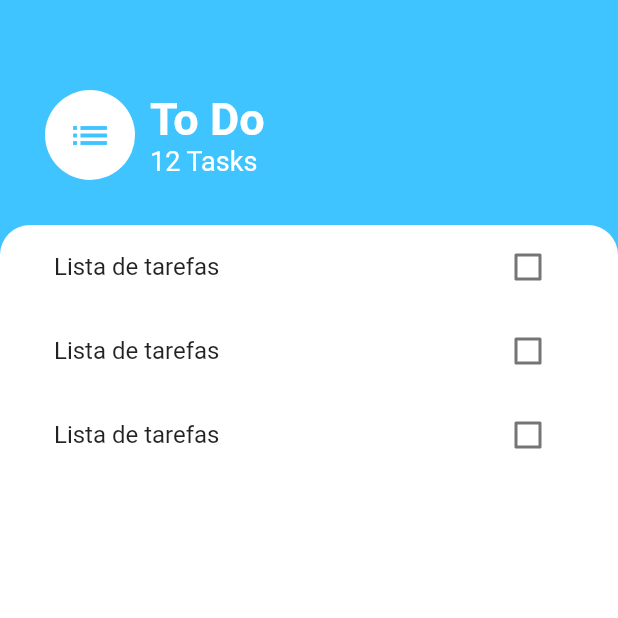
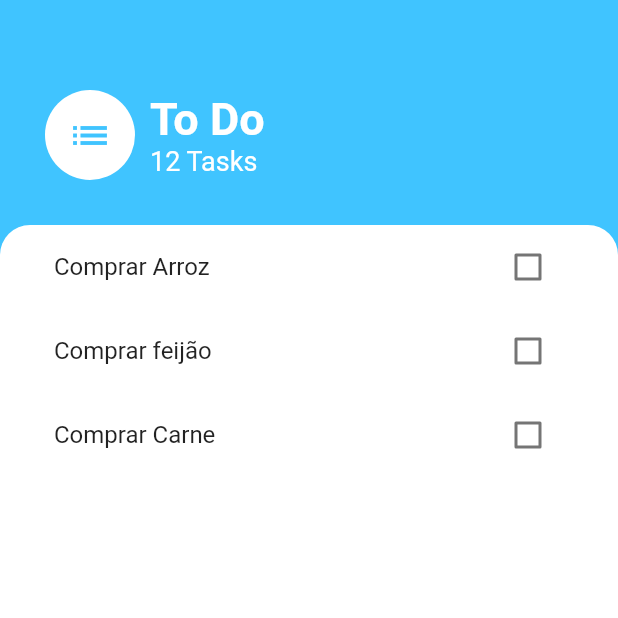
Before and after one commit to Cleber4/to_do_list, a Flutter app: the screen it shows after launch, on a phone screen of 412 x 824 dp, the top half of it. Run offline on Flutter 3.47's test engine with Material 2 defaults, Android fonts, the phone set to English and light mode, and no system bars.

Commit message:
[#05] Add ListView builder

```diff
--- /dev/null
+++ b/lib/models/task.dart
@@ -0,0 +1,10 @@
+class Task {
+  final String name;
+  bool isDone;
+
+  Task({required this.name, this.isDone = false});
+
+  void toggleDone() {
+    isDone = !isDone;
+  }
+}
--- a/lib/widgets/task_list_widget.dart
+++ b/lib/widgets/task_list_widget.dart
@@ -1,15 +1,33 @@
 import 'package:flutter/material.dart';
+import 'package:to_do_list/models/task.dart';
 import 'package:to_do_list/widgets/task_tile_widget.dart';
 
-class TaskList extends StatelessWidget {
+class TaskList extends StatefulWidget {
+  @override
+  _TaskListState createState() => _TaskListState();
+}
+
+class _TaskListState extends State<TaskList> {
+  List<Task> tasks = [
+    Task(name: 'Comprar Arroz'),
+    Task(name: 'Comprar feijão'),
+    Task(name: 'Comprar Carne'),
+  ];
   @override
   Widget build(BuildContext context) {
-    return ListView(
-      children: [
-        TaskTile(),
-        TaskTile(),
-        TaskTile(),
-      ],
+    return ListView.builder(
+      itemBuilder: (context, index) {
+        return TaskTile(
+          taskTitle: tasks[index].name,
+          isChecked: tasks[index].isDone,
+          checkboxCallBack: (checkboxState) {
+            setState(() {
+              tasks[index].toggleDone();
+            });
+          },
+        );
+      },
+      itemCount: tasks.length,
     );
   }
 }
--- a/lib/widgets/task_tile_widget.dart
+++ b/lib/widgets/task_tile_widget.dart
@@ -1,30 +1,29 @@
 import 'package:flutter/material.dart';
-import 'package:to_do_list/widgets/task_checkbox_widget.dart';
+// import 'package:to_do_list/widgets/task_checkbox_widget.dart';
 
-class TaskTile extends StatefulWidget {
-  @override
-  _TaskTileState createState() => _TaskTileState();
-}
+class TaskTile extends StatelessWidget {
+  final String taskTitle;
+  final bool isChecked;
+  final Function(bool?) checkboxCallBack;
 
-class _TaskTileState extends State<TaskTile> {
-  bool isChecked = false;
+  TaskTile(
+      {required this.taskTitle,
+      required this.isChecked,
+      required this.checkboxCallBack});
 
   @override
   Widget build(BuildContext context) {
     return ListTile(
       title: Text(
-        'Lista de tarefas',
+        taskTitle,
         style: TextStyle(
           decoration: isChecked ? TextDecoration.lineThrough : null,
         ),
       ),
-      trailing: TaskCheckbox(
-        checkboxState: isChecked,
-        toggleCheckboxState: (bool? checkboxState) {
-          setState(() {
-            isChecked = checkboxState!;
-          });
-        },
+      trailing: Checkbox(
+        activeColor: Colors.lightBlueAccent,
+        value: isChecked,
+        onChanged: checkboxCallBack,
       ),
     );
   }
```
